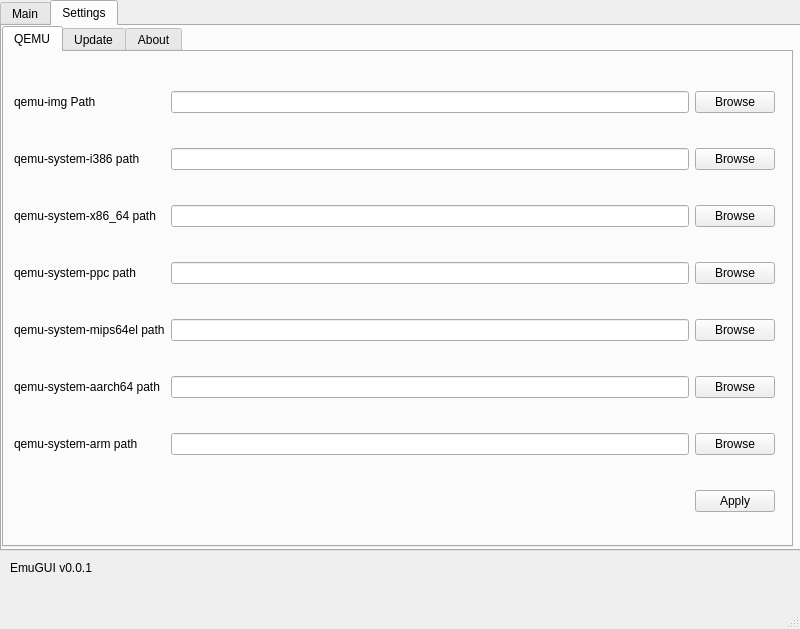
Tech-FZ/EmuGUI, file ui/Main.ui: the form before one commit.
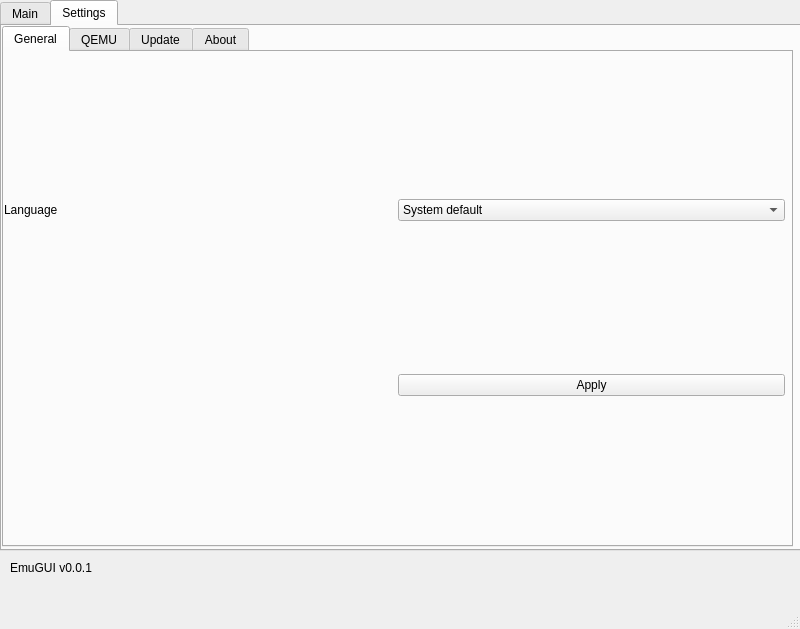
The form after the commit. The open tabs and pages were chosen to show the change.

Commit message: Adding language support

Diff of the .ui file:
```diff
--- a/ui/Main.ui
+++ b/ui/Main.ui
@@ -105,6 +105,61 @@
          <property name="currentIndex">
           <number>0</number>
          </property>
+         <widget class="QWidget" name="tab_6">
+          <attribute name="title">
+           <string>General</string>
+          </attribute>
+          <widget class="QWidget" name="gridLayoutWidget_6">
+           <property name="geometry">
+            <rect>
+             <x>0</x>
+             <y>0</y>
+             <width>781</width>
+             <height>491</height>
+            </rect>
+           </property>
+           <layout class="QGridLayout" name="gridLayout_7">
+            <item row="0" column="1">
+             <widget class="QComboBox" name="comboBox_4">
+              <item>
+               <property name="text">
+                <string>System default</string>
+               </property>
+              </item>
+              <item>
+               <property name="text">
+                <string>English</string>
+               </property>
+              </item>
+              <item>
+               <property name="text">
+                <string>Deutsch</string>
+               </property>
+              </item>
+              <item>
+               <property name="text">
+                <string>Українська</string>
+               </property>
+              </item>
+             </widget>
+            </item>
+            <item row="0" column="0">
+             <widget class="QLabel" name="label_15">
+              <property name="text">
+               <string>Language</string>
+              </property>
+             </widget>
+            </item>
+            <item row="1" column="1">
+             <widget class="QPushButton" name="pushButton_15">
+              <property name="text">
+               <string>Apply</string>
+              </property>
+             </widget>
+            </item>
+           </layout>
+          </widget>
+         </widget>
          <widget class="QWidget" name="tab_3">
           <attribute name="title">
            <string>QEMU</string>
```
The commit also changes 19 other files.
